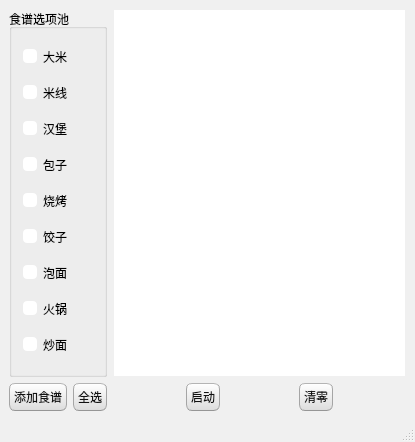
First picture: the form in random_recipe.ui, repository zhenda-hub/random_recipe, before the edit.
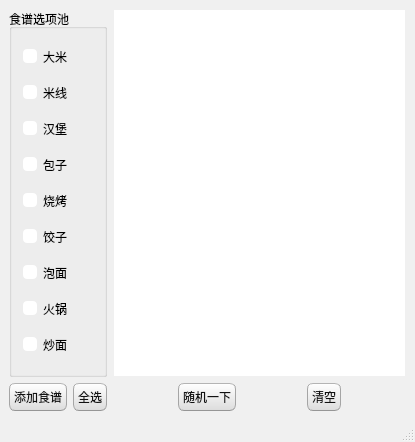
Second picture: the form after the edit.

Commit message: 修改按钮名称

What changed in the file:
```diff
--- a/random_recipe.ui
+++ b/random_recipe.ui
@@ -644,7 +644,7 @@
            </sizepolicy>
           </property>
           <property name="text">
-           <string>启动</string>
+           <string>随机一下</string>
           </property>
          </widget>
         </item>
@@ -657,7 +657,7 @@
            </sizepolicy>
           </property>
           <property name="text">
-           <string>清零</string>
+           <string>清空</string>
           </property>
          </widget>
         </item>
```
The commit also changes 1 other file.
